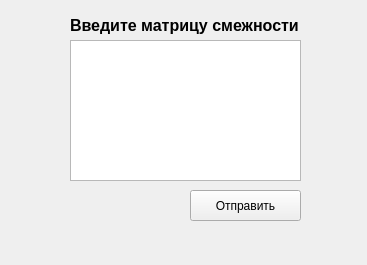
Qt form graphs/seventh_task.ui (Basota123/MathMinds) before a commit.
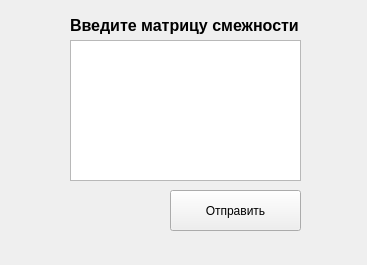
The same form after that commit.

```diff
--- a/graphs/seventh_task.ui
+++ b/graphs/seventh_task.ui
@@ -26,10 +26,10 @@
   <widget class="QPushButton" name="send_matrix">
    <property name="geometry">
     <rect>
-     <x>190</x>
+     <x>170</x>
      <y>190</y>
-     <width>111</width>
-     <height>31</height>
+     <width>131</width>
+     <height>41</height>
     </rect>
    </property>
    <property name="text">
```
